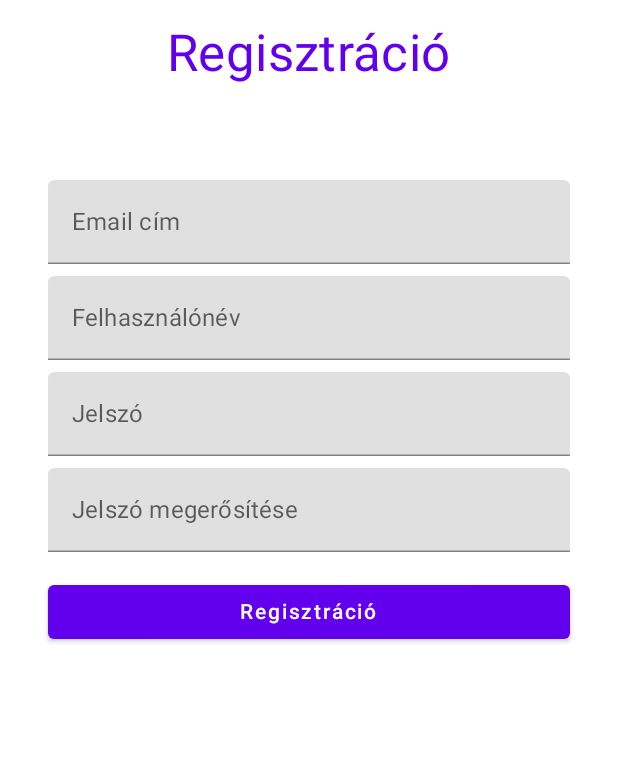
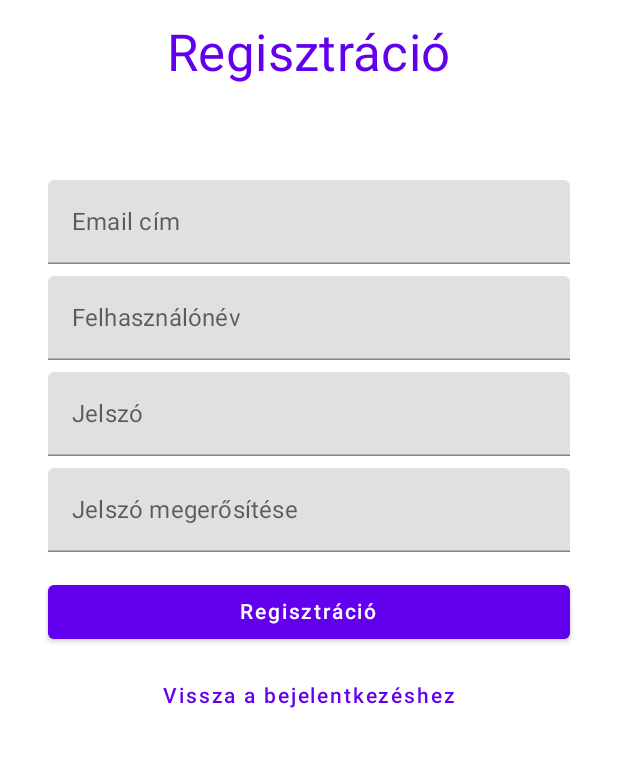
Before and after one commit to Malichr/HealthMentor, an Android app built with Jetpack Compose: the RegisterScreen screen opened through its navigation route, on a phone screen of 412 x 824 dp, the part 144-911 px from its top. Run offline under Robolectric (Android 15) with nearby library versions, the phone set to English and light mode, and no system bars; our stand-ins replace Firebase (no records; nobody signed in at launch, a user with empty details on screens opened directly); 5 statements that could not run were skipped.

```diff
--- a/app/src/main/java/com/example/healthmentor/LoginScreen.kt
+++ b/app/src/main/java/com/example/healthmentor/LoginScreen.kt
@@ -95,11 +95,15 @@ fun LoginScreen(navController: NavController) {
                 Text("Bejelentkezés")
             }
             Spacer(modifier = Modifier.height(8.dp))
-            Button(
+            TextButton(
                 onClick = { navController.navigate("register") },
-                modifier = Modifier.fillMaxWidth()
+                contentPadding = PaddingValues(0.dp)
             ) {
-                Text("Még nincs fiókod? Regisztrálj!")
+                Text(
+                    text = "Még nincs fiókod? Regisztrálj!",
+                    color = MaterialTheme.colors.primary,
+                    style = MaterialTheme.typography.button
+                )
             }
             if (errorMessage.isNotEmpty()) {
                 Spacer(modifier = Modifier.height(16.dp))
--- a/app/src/main/java/com/example/healthmentor/RegisterScreen.kt
+++ b/app/src/main/java/com/example/healthmentor/RegisterScreen.kt
@@ -2,22 +2,20 @@ package com.example.healthmentor
 
 import android.util.Log
 import androidx.compose.foundation.layout.*
-import androidx.compose.material.Button
-import androidx.compose.material.Icon
-import androidx.compose.material.MaterialTheme
-import androidx.compose.material.Text
-import androidx.compose.material.TextField
+import androidx.compose.material.*
+import androidx.compose.material.icons.Icons
+import androidx.compose.material.icons.filled.Spa
 import androidx.compose.runtime.*
 import androidx.compose.ui.Alignment
 import androidx.compose.ui.Modifier
 import androidx.compose.ui.text.input.PasswordVisualTransformation
 import androidx.compose.ui.unit.dp
 import androidx.navigation.NavController
-import androidx.compose.material.icons.Icons
-import androidx.compose.material.icons.filled.Spa
 import com.google.firebase.auth.FirebaseAuth
 import com.google.firebase.firestore.FirebaseFirestore
 import com.example.healthmentor.models.UserProfile
+import androidx.compose.material.TextButton
+import androidx.compose.foundation.layout.PaddingValues
 
 @Composable
 fun RegisterScreen(navController: NavController) {
@@ -137,6 +135,17 @@ fun RegisterScreen(navController: NavController) {
             ) {
                 Text("Regisztráció")
             }
+            Spacer(modifier = Modifier.height(8.dp))
+            TextButton(
+                onClick = { navController.navigateUp() },
+                contentPadding = PaddingValues(0.dp)
+            ) {
+                Text(
+                    text = "Vissza a bejelentkezéshez",
+                    color = MaterialTheme.colors.primary,
+                    style = MaterialTheme.typography.button
+                )
+            }
             if (errorMessage.isNotEmpty()) {
                 Spacer(modifier = Modifier.height(16.dp))
                 Text(text = errorMessage, color = MaterialTheme.colors.error)
```
Also changed, not shown: app/src/main/java/com/example/healthmentor/GroupChallengesScreen.kt (+90 -73 lines).
